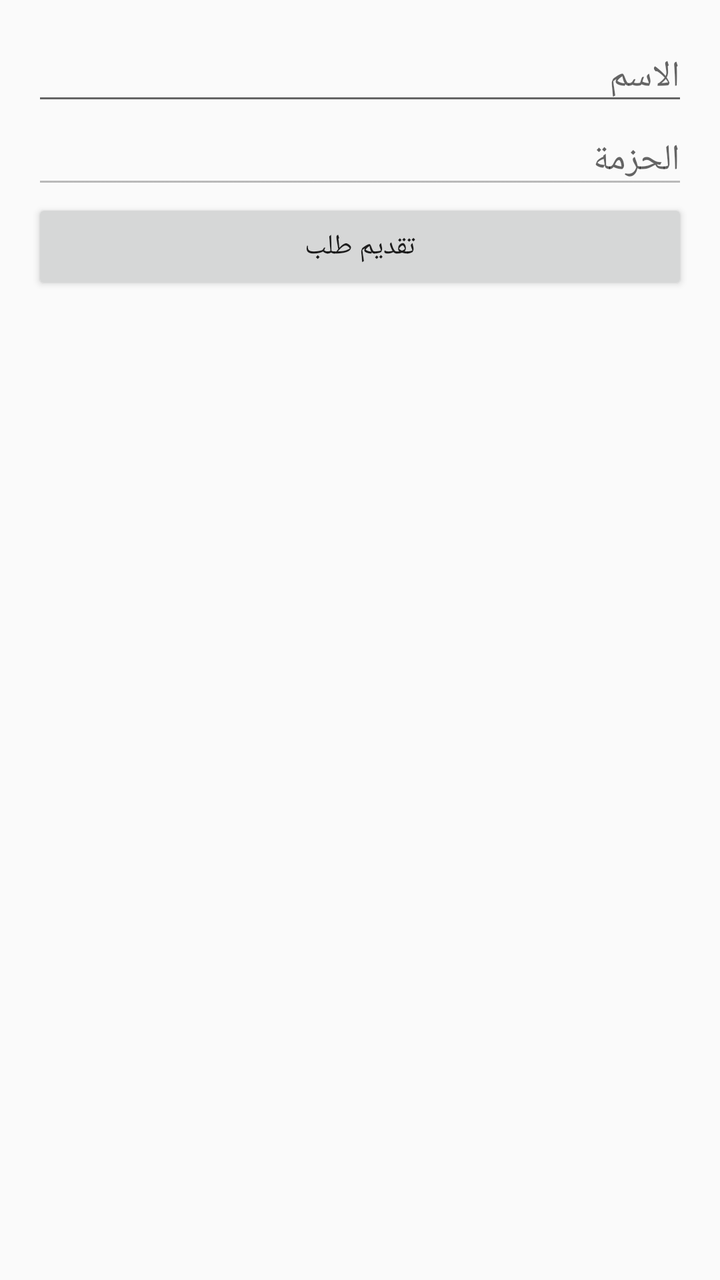
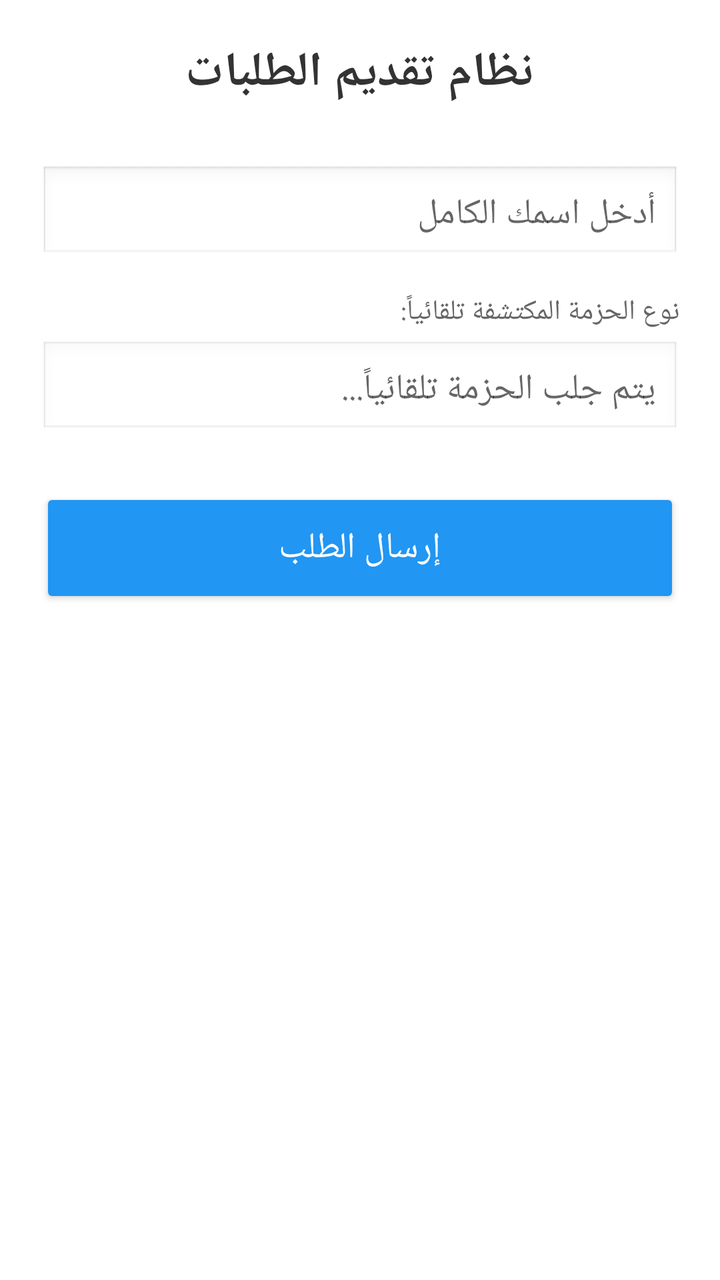

The first picture is an Android layout as it rendered before a commit; the second is the same layout after the commit. The layout source and the unified diff follow.
<!-- AndroidManifest.xml: application theme Theme.AppCompat.Light.NoActionBar -->
<!-- res/layout/activity_main.xml -->
<?xml version="1.0" encoding="utf-8"?>
<LinearLayout xmlns:android="http://schemas.android.com/apk/res/android"
    android:layout_width="match_parent"
    android:layout_height="match_parent"
    android:orientation="vertical"
    android:padding="16dp">

    <EditText
        android:id="@+id/nameInput"
        android:layout_width="match_parent"
        android:layout_height="wrap_content"
        android:hint="الاسم" />

    <EditText
        android:id="@+id/packageField"
        android:layout_width="match_parent"
        android:layout_height="wrap_content"
        android:hint="الحزمة"
        android:enabled="false" />

    <Button
        android:id="@+id/sendBtn"
        android:layout_width="match_parent"
        android:layout_height="wrap_content"
        android:text="تقديم طلب" />

</LinearLayout>
<!-- resources referenced by this layout -->
<resources>

</resources>

<!-- the commit's change to res/layout/activity_main.xml (unified diff, before → after) -->
@@ -3,25 +3,55 @@
     android:layout_width="match_parent"
     android:layout_height="match_parent"
     android:orientation="vertical"
-    android:padding="16dp">
+    android:padding="20dp"
+    android:gravity="center_horizontal"
+    android:background="#FFFFFF">
+
+    <TextView
+        android:layout_width="wrap_content"
+        android:layout_height="wrap_content"
+        android:text="نظام تقديم الطلبات"
+        android:textSize="24sp"
+        android:textStyle="bold"
+        android:textColor="#333333"
+        android:layout_marginBottom="30dp" />
 
     <EditText
         android:id="@+id/nameInput"
         android:layout_width="match_parent"
         android:layout_height="wrap_content"
-        android:hint="الاسم" />
+        android:hint="أدخل اسمك الكامل"
+        android:inputType="textPersonName"
+        android:padding="12dp"
+        android:background="@android:drawable/edit_text"
+        android:layout_marginBottom="15dp" />
+
+    <TextView
+        android:layout_width="match_parent"
+        android:layout_height="wrap_content"
+        android:text="نوع الحزمة المكتشفة تلقائياً:"
+        android:textSize="14sp"
+        android:textColor="#666666"
+        android:layout_marginBottom="5dp" />
 
     <EditText
         android:id="@+id/packageField"
         android:layout_width="match_parent"
         android:layout_height="wrap_content"
-        android:hint="الحزمة"
-        android:enabled="false" />
+        android:hint="يتم جلب الحزمة تلقائياً..."
+        android:enabled="false"
+        android:padding="12dp"
+        android:background="@android:drawable/edit_text"
+        android:textColor="#FF0000"
+        android:layout_marginBottom="25dp" />
 
     <Button
         android:id="@+id/sendBtn"
         android:layout_width="match_parent"
-        android:layout_height="wrap_content"
-        android:text="تقديم طلب" />
+        android:layout_height="60dp"
+        android:text="إرسال الطلب"
+        android:backgroundTint="#2196F3"
+        android:textColor="#FFFFFF"
+        android:textSize="18sp" />
 
 </LinearLayout>
